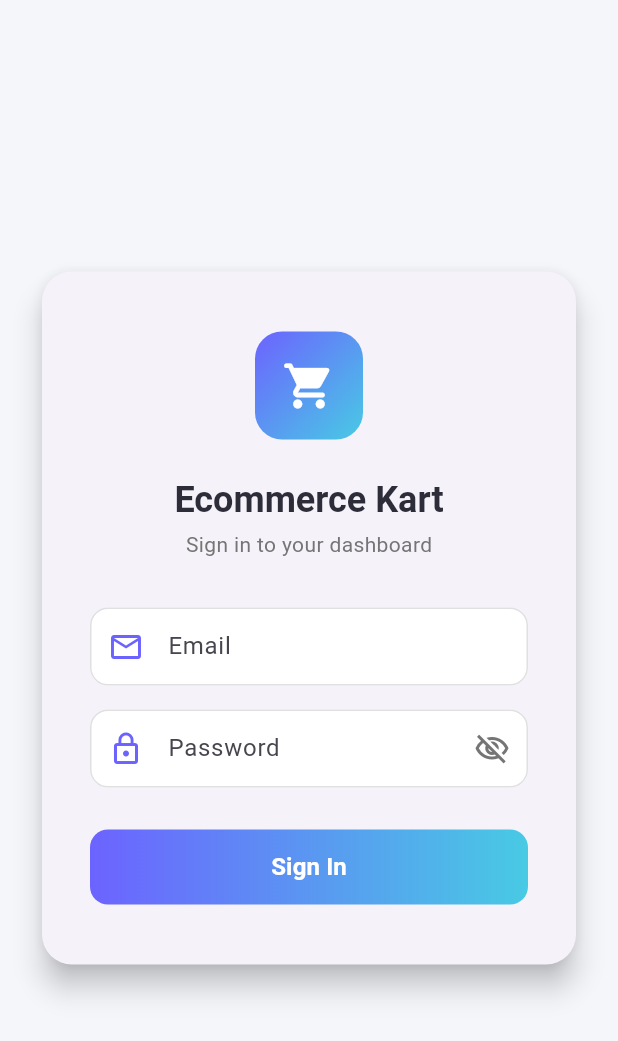
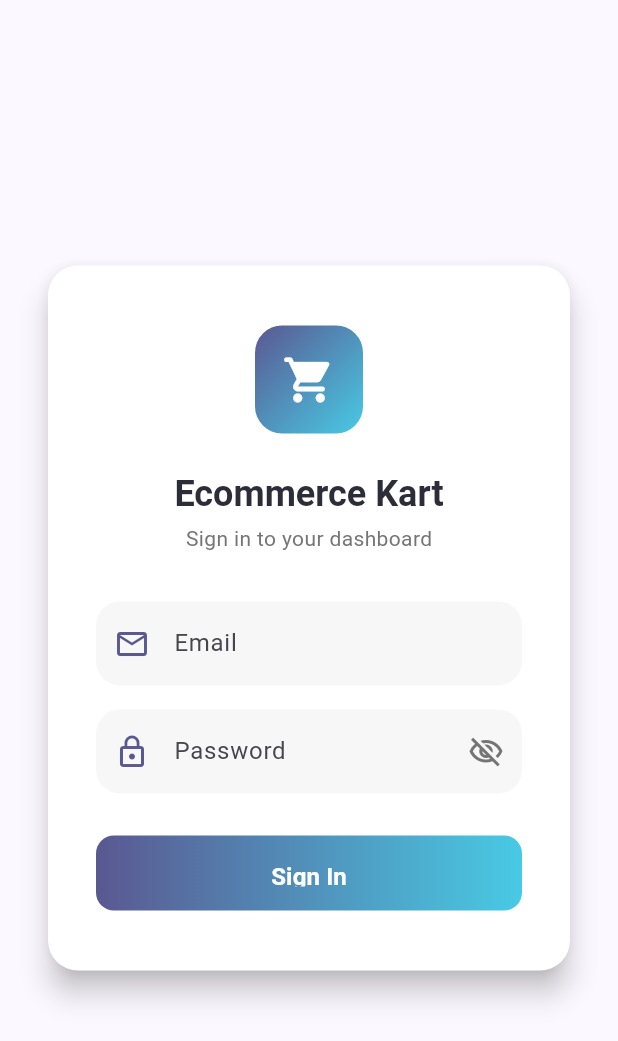
Before and after one commit to malekaltaf/ecommerce_kart_dashboard, a Flutter app: the screen it shows after launch, on a phone screen of 412 x 824 dp. Shown: the top 1041 px of the screen. Run offline on Flutter 3.47's test engine with Material 3 defaults, Android fonts, the phone set to English and light mode, and no system bars; our stand-ins replace cloud_firestore, firebase_core; accounts and stored records are empty; generated files the repository leaves out were written again.

Commit message:
style: migrate design to Material 3 expressive with a global M3 theme

```diff
--- a/lib/main.dart
+++ b/lib/main.dart
@@ -29,9 +29,58 @@ class MyApp extends StatelessWidget {
         title: 'Ecommerce Kart Dashboard',
         debugShowCheckedModeBanner: false,
         theme: ThemeData(
-          colorScheme: ColorScheme.fromSeed(seedColor: const Color(0xFF6C63FF)),
+          colorScheme: ColorScheme.fromSeed(
+            seedColor: const Color(0xFF6C63FF),
+            secondary: const Color(0xFF48CAE4),
+            tertiary: const Color(0xFFFF6584),
+            brightness: Brightness.light,
+          ),
           useMaterial3: true,
           fontFamily: 'Roboto',
+          appBarTheme: const AppBarTheme(
+            centerTitle: false,
+            elevation: 0,
+            scrolledUnderElevation: 2,
+          ),
+          cardTheme: CardTheme(
+            elevation: 0,
+            color: Colors.white,
+            shape: RoundedRectangleBorder(
+              borderRadius: BorderRadius.circular(16),
+              side: BorderSide(color: Colors.black.withOpacity(0.05)),
+            ),
+            margin: const EdgeInsets.symmetric(vertical: 4, horizontal: 8),
+          ),
+          inputDecorationTheme: InputDecorationTheme(
+            filled: true,
+            fillColor: Colors.black.withOpacity(0.03),
+            contentPadding: const EdgeInsets.symmetric(horizontal: 16, vertical: 16),
+            border: OutlineInputBorder(
+              borderRadius: BorderRadius.circular(16),
+              borderSide: BorderSide.none,
+            ),
+            enabledBorder: OutlineInputBorder(
+              borderRadius: BorderRadius.circular(16),
+              borderSide: BorderSide.none,
+            ),
+            focusedBorder: OutlineInputBorder(
+              borderRadius: BorderRadius.circular(16),
+              borderSide: const BorderSide(color: Color(0xFF6C63FF), width: 2),
+            ),
+            errorBorder: OutlineInputBorder(
+              borderRadius: BorderRadius.circular(16),
+              borderSide: BorderSide(color: Colors.red.shade400, width: 2),
+            ),
+          ),
+          elevatedButtonTheme: ElevatedButtonThemeData(
+            style: ElevatedButton.styleFrom(
+              elevation: 0,
+              padding: const EdgeInsets.symmetric(horizontal: 24, vertical: 16),
+              shape: RoundedRectangleBorder(
+                borderRadius: BorderRadius.circular(16),
+              ),
+            ),
+          ),
         ),
         home: const LoginView(),
       ),
--- a/lib/views/dashboard_view.dart
+++ b/lib/views/dashboard_view.dart
@@ -50,7 +50,7 @@ class _DashboardViewState extends State<DashboardView>
     return Scaffold(
       backgroundColor: const Color(0xFFF5F6FA),
       appBar: AppBar(
-        backgroundColor: _purple,
+        backgroundColor: Theme.of(context).colorScheme.primary,
         automaticallyImplyLeading: false,
         title: const Text(
           'Ecommerce Kart Dashboard',
@@ -129,8 +129,8 @@ class _DashboardViewState extends State<DashboardView>
       ),
       floatingActionButton: _tabController.index == 0
           ? FloatingActionButton(
-              backgroundColor: _purple,
-              foregroundColor: Colors.white,
+              backgroundColor: Theme.of(context).colorScheme.primary,
+              foregroundColor: Theme.of(context).colorScheme.onPrimary,
               onPressed: () => _showItemForm(context, dashVm),
               child: const Icon(Icons.add),
             )
@@ -142,8 +142,8 @@ class _DashboardViewState extends State<DashboardView>
     switch (vm.state) {
       case DashboardState.loading:
       case DashboardState.idle:
-        return const Center(
-          child: CircularProgressIndicator(color: _purple),
+        return Center(
+          child: CircularProgressIndicator(color: Theme.of(context).colorScheme.primary),
         );
 
       case DashboardState.error:
@@ -238,25 +238,27 @@ class _DashboardViewState extends State<DashboardView>
                     Text(isEdit ? 'Edit Item' : 'Add New Item',
                          style: const TextStyle(fontSize: 20, fontWeight: FontWeight.bold)),
                     const SizedBox(height: 16),
-                    TextField(controller: nameCtrl, decoration: const InputDecoration(labelText: 'Name', border: OutlineInputBorder()), enabled: !isSaving),
+                    TextField(controller: nameCtrl, decoration: const InputDecoration(labelText: 'Name'), enabled: !isSaving),
                     const SizedBox(height: 12),
-                    TextField(controller: descCtrl, decoration: const InputDecoration(labelText: 'Description', border: OutlineInputBorder()), maxLines: 3, enabled: !isSaving),
+                    TextField(controller: descCtrl, decoration: const InputDecoration(labelText: 'Description'), maxLines: 3, enabled: !isSaving),
                     const SizedBox(height: 12),
                     Row(
                       children: [
-                        Expanded(child: TextField(controller: qtyCtrl, decoration: const InputDecoration(labelText: 'Quantity', border: OutlineInputBorder()), keyboardType: TextInputType.number, enabled: !isSaving)),
+                        Expanded(child: TextField(controller: qtyCtrl, decoration: const InputDecoration(labelText: 'Quantity'), keyboardType: TextInputType.number, enabled: !isSaving)),
                         const SizedBox(width: 12),
-                        Expanded(child: TextField(controller: priceCtrl, decoration: const InputDecoration(labelText: 'Price', border: OutlineInputBorder()), keyboardType: const TextInputType.numberWithOptions(decimal: true), enabled: !isSaving)),
+                        Expanded(child: TextField(controller: priceCtrl, decoration: const InputDecoration(labelText: 'Price'), keyboardType: const TextInputType.numberWithOptions(decimal: true), enabled: !isSaving)),
                       ],
                     ),
                     const SizedBox(height: 12),
-                    TextField(controller: imageCtrl, decoration: const InputDecoration(labelText: 'Image URL', border: OutlineInputBorder()), enabled: !isSaving),
+                    TextField(controller: imageCtrl, decoration: const InputDecoration(labelText: 'Image URL'), enabled: !isSaving),
                     const SizedBox(height: 20),
                     SizedBox(
                       width: double.infinity,
-                      height: 48,
                       child: ElevatedButton(
-                        style: ElevatedButton.styleFrom(backgroundColor: _purple, foregroundColor: Colors.white),
+                        style: ElevatedButton.styleFrom(
+                          backgroundColor: Theme.of(ctx).colorScheme.primary,
+                          foregroundColor: Theme.of(ctx).colorScheme.onPrimary,
+                        ),
                         onPressed: isSaving ? null : () async {
                           final name = nameCtrl.text.trim();
                           final desc = descCtrl.text.trim();
--- a/lib/views/login_view.dart
+++ b/lib/views/login_view.dart
@@ -38,7 +38,6 @@ class _LoginViewState extends State<LoginView> {
   @override
   Widget build(BuildContext context) {
     return Scaffold(
-      backgroundColor: const Color(0xFFF5F6FA),
       body: Consumer<LoginViewModel>(
         builder: (context, vm, _) {
           if (vm.state == LoginState.success) {
@@ -70,8 +69,11 @@ class _LoginViewState extends State<LoginView> {
                             width: 72,
                             height: 72,
                             decoration: BoxDecoration(
-                              gradient: const LinearGradient(
-                                colors: [Color(0xFF6C63FF), Color(0xFF48CAE4)],
+                              gradient: LinearGradient(
+                                colors: [
+                                  Theme.of(context).colorScheme.primary,
+                                  Theme.of(context).colorScheme.secondary,
+                                ],
                                 begin: Alignment.topLeft,
                                 end: Alignment.bottomRight,
                               ),
@@ -109,6 +111,7 @@ class _LoginViewState extends State<LoginView> {
                             enabled: vm.state != LoginState.loading,
                             keyboardType: TextInputType.emailAddress,
                             decoration: _inputDecoration(
+                              context,
                               label: 'Email',
                               hint: 'Enter your email address',
                               icon: Icons.email_outlined,
@@ -133,6 +136,7 @@ class _LoginViewState extends State<LoginView> {
                             enabled: vm.state != LoginState.loading,
                             obscureText: vm.obscurePassword,
                             decoration: _inputDecoration(
+                              context,
                               label: 'Password',
                               hint: 'Enter your password',
                               icon: Icons.lock_outline,
@@ -196,10 +200,10 @@ class _LoginViewState extends State<LoginView> {
                             height: 50,
                             child: DecoratedBox(
                               decoration: BoxDecoration(
-                                gradient: const LinearGradient(
+                                gradient: LinearGradient(
                                   colors: [
-                                    Color(0xFF6C63FF),
-                                    Color(0xFF48CAE4)
+                                    Theme.of(context).colorScheme.primary,
+                                    Theme.of(context).colorScheme.secondary,
                                   ],
                                   begin: Alignment.centerLeft,
                                   end: Alignment.centerRight,
@@ -250,7 +254,8 @@ class _LoginViewState extends State<LoginView> {
     );
   }
 
-  InputDecoration _inputDecoration({
+  InputDecoration _inputDecoration(
+    BuildContext context, {
     required String label,
     required String hint,
     required IconData icon,
@@ -258,31 +263,7 @@ class _LoginViewState extends State<LoginView> {
     return InputDecoration(
       labelText: label,
       hintText: hint,
-      prefixIcon: Icon(icon, color: const Color(0xFF6C63FF)),
-      border: OutlineInputBorder(
-        borderRadius: BorderRadius.circular(12),
-        borderSide: BorderSide(color: Colors.grey.shade300),
-      ),
-      enabledBorder: OutlineInputBorder(
-        borderRadius: BorderRadius.circular(12),
-        borderSide: BorderSide(color: Colors.grey.shade300),
-      ),
-      focusedBorder: OutlineInputBorder(
-        borderRadius: BorderRadius.circular(12),
-        borderSide: const BorderSide(color: Color(0xFF6C63FF), width: 2),
-      ),
-      errorBorder: OutlineInputBorder(
-        borderRadius: BorderRadius.circular(12),
-        borderSide: BorderSide(color: Colors.red.shade400),
-      ),
-      focusedErrorBorder: OutlineInputBorder(
-        borderRadius: BorderRadius.circular(12),
-        borderSide: BorderSide(color: Colors.red.shade400, width: 2),
-      ),
-      filled: true,
-      fillColor: Colors.white,
-      contentPadding:
-          const EdgeInsets.symmetric(horizontal: 16, vertical: 14),
+      prefixIcon: Icon(icon, color: Theme.of(context).colorScheme.primary),
     );
   }
 }
```
